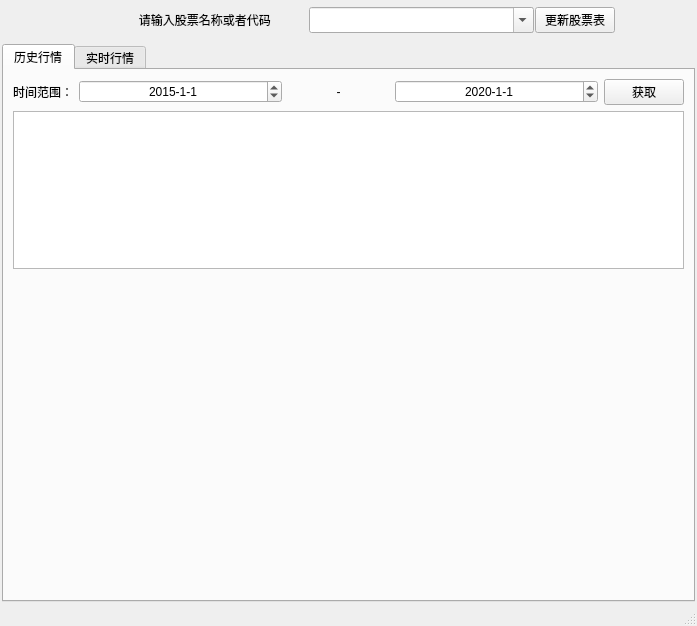
Before: the Qt Designer form ui/main.ui in HeroZ6/haiwaitest_tool, drawn with Qt 5.
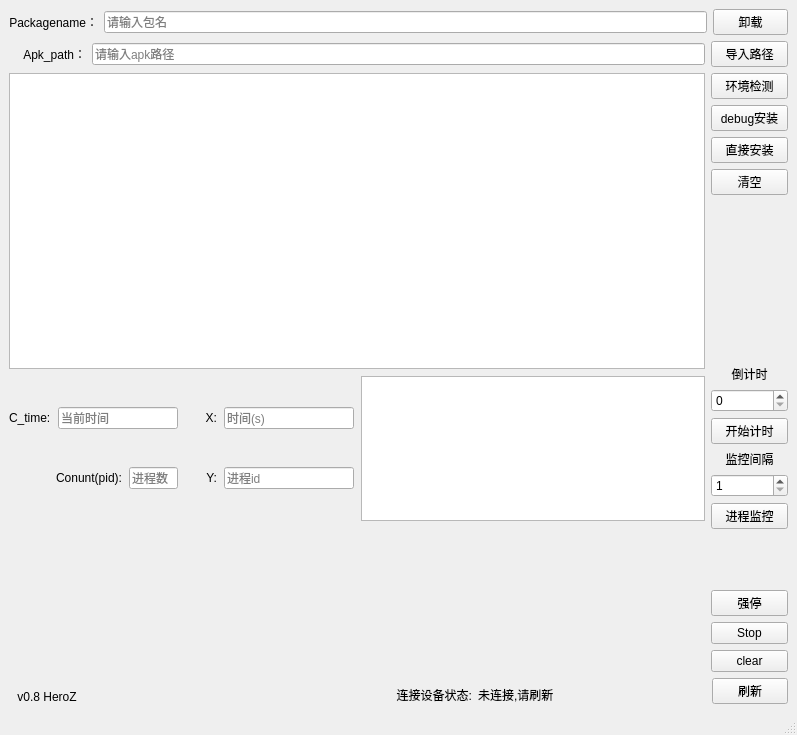
After: the same form once the commit is applied. Custom widgets are drawn as their Qt base class.

Commit message: 1、主进程和ui文件更名

What changed in the file:
```diff
--- a/ui/main.ui
+++ b/ui/main.ui
@@ -6,223 +6,255 @@
    <rect>
     <x>0</x>
     <y>0</y>
-    <width>697</width>
-    <height>626</height>
+    <width>797</width>
+    <height>735</height>
    </rect>
   </property>
   <property name="windowTitle">
    <string>MainWindow</string>
   </property>
-  <property name="autoFillBackground">
-   <bool>false</bool>
-  </property>
   <widget class="QWidget" name="centralwidget">
-   <layout class="QHBoxLayout" name="horizontalLayout">
-    <property name="spacing">
-     <number>1</number>
-    </property>
-    <property name="leftMargin">
-     <number>2</number>
-    </property>
-    <property name="topMargin">
-     <number>2</number>
-    </property>
-    <property name="rightMargin">
-     <number>2</number>
-    </property>
-    <property name="bottomMargin">
-     <number>2</number>
-    </property>
+   <layout class="QHBoxLayout" name="horizontalLayout" stretch="0">
     <item>
-     <layout class="QVBoxLayout" name="verticalLayout_2" stretch="0,0">
+     <layout class="QVBoxLayout" name="outer_all" stretch="0,0,0,0">
       <item>
-       <layout class="QHBoxLayout" name="horizontalLayout_2">
-        <property name="leftMargin">
-         <number>80</number>
-        </property>
-        <property name="topMargin">
-         <number>5</number>
-        </property>
-        <property name="rightMargin">
-         <number>80</number>
-        </property>
-        <property name="bottomMargin">
-         <number>10</number>
-        </property>
+       <layout class="QHBoxLayout" name="package_2" stretch="1,8,1">
         <item>
          <widget class="QLabel" name="label">
-          <property name="sizePolicy">
-           <sizepolicy hsizetype="Preferred" vsizetype="Preferred">
-            <horstretch>2</horstretch>
-            <verstretch>0</verstretch>
-           </sizepolicy>
-          </property>
           <property name="text">
-           <string>      请输入股票名称或者代码</string>
+           <string>Packagename：</string>
           </property>
           <property name="alignment">
-           <set>Qt::AlignCenter</set>
+           <set>Qt::AlignRight|Qt::AlignTrailing|Qt::AlignVCenter</set>
           </property>
          </widget>
         </item>
         <item>
-         <widget class="QComboBox" name="stockListBox">
+         <widget class="QLineEdit" name="packname_input">
+          <property name="placeholderText">
+           <string>请输入包名</string>
+          </property>
+         </widget>
+        </item>
+        <item>
+         <widget class="QPushButton" name="uninstall_bt">
           <property name="sizePolicy">
-           <sizepolicy hsizetype="Preferred" vsizetype="Preferred">
-            <horstretch>2</horstretch>
+           <sizepolicy hsizetype="Ignored" vsizetype="Fixed">
+            <horstretch>0</horstretch>
             <verstretch>0</verstretch>
            </sizepolicy>
           </property>
-          <property name="minimumSize">
-           <size>
-            <width>0</width>
-            <height>0</height>
-           </size>
+          <property name="text">
+           <string>卸载</string>
           </property>
-          <property name="editable">
-           <bool>true</bool>
+         </widget>
+        </item>
+       </layout>
+      </item>
+      <item>
+       <layout class="QHBoxLayout" name="path" stretch="1,8,1">
+        <item>
+         <widget class="QLabel" name="label_2">
+          <property name="text">
+           <string>Apk_path：</string>
           </property>
+          <property name="alignment">
+           <set>Qt::AlignRight|Qt::AlignTrailing|Qt::AlignVCenter</set>
+          </property>
          </widget>
         </item>
         <item>
-         <widget class="QPushButton" name="updateStockListButton">
+         <widget class="QLineEdit" name="apk_path">
+          <property name="placeholderText">
+           <string>请输入apk路径</string>
+          </property>
+         </widget>
+        </item>
+        <item>
+         <widget class="QPushButton" name="auto_getpath">
+          <property name="sizePolicy">
+           <sizepolicy hsizetype="Ignored" vsizetype="Fixed">
+            <horstretch>0</horstretch>
+            <verstretch>0</verstretch>
+           </sizepolicy>
+          </property>
           <property name="text">
-           <string>更新股票表</string>
+           <string>导入路径</string>
           </property>
          </widget>
         </item>
        </layout>
       </item>
       <item>
-       <widget class="QTabWidget" name="tabWidget">
-        <property name="sizePolicy">
-         <sizepolicy hsizetype="Preferred" vsizetype="Expanding">
-          <horstretch>0</horstretch>
-          <verstretch>0</verstretch>
-         </sizepolicy>
-        </property>
-        <property name="currentIndex">
-         <number>0</number>
-        </property>
-        <widget class="QWidget" name="tab">
-         <attribute name="title">
-          <string>历史行情</string>
-         </attribute>
-         <layout class="QVBoxLayout" name="verticalLayout_5">
+       <layout class="QHBoxLayout" name="outerui_1" stretch="9,1">
+        <item>
+         <layout class="QVBoxLayout" name="out_ui" stretch="1,1">
+          <property name="spacing">
+           <number>7</number>
+          </property>
+          <property name="rightMargin">
+           <number>0</number>
+          </property>
           <item>
-           <layout class="QVBoxLayout" name="verticalLayout_3">
+           <widget class="QPlainTextEdit" name="result_label">
+            <property name="sizePolicy">
+             <sizepolicy hsizetype="Ignored" vsizetype="Expanding">
+              <horstretch>0</horstretch>
+              <verstretch>1</verstretch>
+             </sizepolicy>
+            </property>
+           </widget>
+          </item>
+          <item>
+           <layout class="QVBoxLayout" name="plot_layout" stretch="1,1">
             <item>
-             <layout class="QHBoxLayout" name="horizontalLayout_3">
+             <layout class="QHBoxLayout" name="plot_layin" stretch="1,1">
               <item>
-               <widget class="QLabel" name="label_3">
-                <property name="text">
-                 <string>时间范围：</string>
-                </property>
-               </widget>
+               <layout class="QHBoxLayout" name="out_v" stretch="1,1">
+                <item>
+                 <layout class="QVBoxLayout" name="in_h2">
+                  <item>
+                   <layout class="QHBoxLayout" name="ime_in" stretch="2,8">
+                    <item>
+                     <widget class="QLabel" name="label_3">
+                      <property name="text">
+                       <string>C_time:</string>
+                      </property>
+                     </widget>
+                    </item>
+                    <item>
+                     <widget class="QLineEdit" name="time_line">
+                      <property name="sizePolicy">
+                       <sizepolicy hsizetype="Ignored" vsizetype="Fixed">
+                        <horstretch>0</horstretch>
+                        <verstretch>0</verstretch>
+                       </sizepolicy>
+                      </property>
+                      <property name="placeholderText">
+                       <string>当前时间</string>
+                      </property>
+                     </widget>
+                    </item>
+                   </layout>
+                  </item>
+                  <item>
+                   <layout class="QHBoxLayout" name="horizontalLayout_3" stretch="7,3">
+                    <item>
+                     <widget class="QLabel" name="label_4">
+                      <property name="sizePolicy">
+                       <sizepolicy hsizetype="Ignored" vsizetype="Preferred">
+                        <horstretch>0</horstretch>
+                        <verstretch>0</verstretch>
+                       </sizepolicy>
+                      </property>
+                      <property name="text">
+                       <string>Conunt(pid):</string>
+                      </property>
+                      <property name="alignment">
+                       <set>Qt::AlignRight|Qt::AlignTrailing|Qt::AlignVCenter</set>
+                      </property>
+                     </widget>
+                    </item>
+                    <item>
+                     <widget class="QLineEdit" name="pid_count">
+                      <property name="sizePolicy">
+                       <sizepolicy hsizetype="Ignored" vsizetype="Fixed">
+                        <horstretch>0</horstretch>
+                        <verstretch>0</verstretch>
+                       </sizepolicy>
+                      </property>
+                      <property name="placeholderText">
+                       <string>进程数</string>
+                      </property>
+                     </widget>
+                    </item>
+                   </layout>
+                  </item>
+                 </layout>
+                </item>
+                <item>
+                 <layout class="QVBoxLayout" name="in_h1">
+                  <item>
+                   <layout class="QHBoxLayout" name="X_value" stretch="2,8">
+                    <item>
+                     <widget class="QLabel" name="X">
+                      <property name="sizePolicy">
+                       <sizepolicy hsizetype="Ignored" vsizetype="Preferred">
+                        <horstretch>0</horstretch>
+                        <verstretch>0</verstretch>
+                       </sizepolicy>
+                      </property>
+                      <property name="text">
+                       <string>X:</string>
+                      </property>
+                      <property name="alignment">
+                       <set>Qt::AlignRight|Qt::AlignTrailing|Qt::AlignVCenter</set>
+                      </property>
+                     </widget>
+                    </item>
+                    <item>
+                     <widget class="QLineEdit" name="X_line">
+                      <property name="sizePolicy">
+                       <sizepolicy hsizetype="Ignored" vsizetype="Fixed">
+                        <horstretch>0</horstretch>
+                        <verstretch>0</verstretch>
+                       </sizepolicy>
+                      </property>
+                      <property name="placeholderText">
+                       <string>时间(s)</string>
+                      </property>
+                     </widget>
+                    </item>
+                   </layout>
+                  </item>
+                  <item>
+                   <layout class="QHBoxLayout" name="Y_value" stretch="2,8">
+                    <item>
+                     <widget class="QLabel" name="Y">
+                      <property name="sizePolicy">
+                       <sizepolicy hsizetype="Ignored" vsizetype="Preferred">
+                        <horstretch>0</horstretch>
+                        <verstretch>0</verstretch>
+                       </sizepolicy>
+                      </property>
+                      <property name="text">
+                       <string>Y:</string>
+                      </property>
+                      <property name="alignment">
+                       <set>Qt::AlignRight|Qt::AlignTrailing|Qt::AlignVCenter</set>
+                      </property>
+                     </widget>
+                    </item>
+                    <item>
+                     <widget class="QLineEdit" name="Y_line">
+                      <property name="sizePolicy">
+                       <sizepolicy hsizetype="Ignored" vsizetype="Fixed">
+                        <horstretch>0</horstretch>
+                        <verstretch>0</verstretch>
+                       </sizepolicy>
+                      </property>
+                      <property name="placeholderText">
+                       <string>进程id</string>
+                      </property>
+                     </widget>
+                    </item>
+                   </layout>
+                  </item>
+                 </layout>
+                </item>
+               </layout>
               </item>
               <item>
-               <widget class="QDateEdit" name="startDateEdit">
-                <property name="sizePolicy">
-                 <sizepolicy hsizetype="Minimum" vsizetype="Fixed">
-                  <horstretch>2</horstretch>
-                  <verstretch>0</verstretch>
-                 </sizepolicy>
-                </property>
-                <property name="alignment">
-                 <set>Qt::AlignCenter</set>
-                </property>
-                <property name="dateTime">
-                 <datetime>
-                  <hour>0</hour>
-                  <minute>0</minute>
-                  <second>0</second>
-                  <year>2015</year>
-                  <month>1</month>
-                  <day>1</day>
-                 </datetime>
-                </property>
-                <property name="displayFormat">
-                 <string>yyyy-M-d</string>
-                </property>
-               </widget>
-              </item>
-              <item>
-               <widget class="QLabel" name="label_2">
-                <property name="sizePolicy">
-                 <sizepolicy hsizetype="Preferred" vsizetype="Preferred">
-                  <horstretch>1</horstretch>
-                  <verstretch>0</verstretch>
-                 </sizepolicy>
-                </property>
-                <property name="text">
-                 <string>-</string>
-                </property>
-                <property name="alignment">
-                 <set>Qt::AlignCenter</set>
-                </property>
-               </widget>
-              </item>
-              <item>
-               <widget class="QDateEdit" name="endDateEdit">
-                <property name="sizePolicy">
-                 <sizepolicy hsizetype="Minimum" vsizetype="Fixed">
-                  <horstretch>2</horstretch>
-                  <verstretch>0</verstretch>
-                 </sizepolicy>
-                </property>
-                <property name="alignment">
-                 <set>Qt::AlignCenter</set>
-                </property>
-                <property name="dateTime">
-                 <datetime>
-                  <hour>0</hour>
-                  <minute>0</minute>
-                  <second>0</second>
-                  <year>2020</year>
-                  <month>1</month>
-                  <day>1</day>
-                 </datetime>
-                </property>
-                <property name="displayFormat">
-                 <string>yyyy-M-d</string>
-                </property>
-               </widget>
-              </item>
-              <item>
-               <widget class="QPushButton" name="getHistoryInfoButton">
-                <property name="sizePolicy">
-                 <sizepolicy hsizetype="Maximum" vsizetype="Fixed">
-                  <horstretch>0</horstretch>
-                  <verstretch>0</verstretch>
-                 </sizepolicy>
-                </property>
-                <property name="text">
-                 <string>获取</string>
-                </property>
-               </widget>
+               <widget class="QPlainTextEdit" name="proce_result"/>
               </item>
              </layout>
             </item>
-           </layout>
-          </item>
-          <item>
-           <layout class="QVBoxLayout" name="verticalLayout_6">
-            <item>
-             <widget class="QTextBrowser" name="historyInfoBrowser">
-              <property name="sizePolicy">
-               <sizepolicy hsizetype="Expanding" vsizetype="Expanding">
-                <horstretch>0</horstretch>
-                <verstretch>1</verstretch>
-               </sizepolicy>
-              </property>
-             </widget>
-            </item>
             <item>
              <widget class="PlotWidget" name="historyPlot" native="true">
               <property name="sizePolicy">
-               <sizepolicy hsizetype="Preferred" vsizetype="Preferred">
+               <sizepolicy hsizetype="Ignored" vsizetype="Preferred">
                 <horstretch>0</horstretch>
-                <verstretch>2</verstretch>
+                <verstretch>1</verstretch>
                </sizepolicy>
               </property>
              </widget>
@@ -230,13 +262,290 @@
            </layout>
           </item>
          </layout>
-        </widget>
-        <widget class="QWidget" name="tab_2">
-         <attribute name="title">
-          <string>实时行情</string>
-         </attribute>
-        </widget>
-       </widget>
+        </item>
+        <item>
+         <layout class="QVBoxLayout" name="button_ui" stretch="1,3,1,1,1">
+          <item>
+           <layout class="QVBoxLayout" name="num_in2">
+            <item>
+             <widget class="QPushButton" name="env_button">
+              <property name="sizePolicy">
+               <sizepolicy hsizetype="Ignored" vsizetype="Fixed">
+                <horstretch>0</horstretch>
+                <verstretch>0</verstretch>
+               </sizepolicy>
+              </property>
+              <property name="text">
+               <string>环境检测</string>
+              </property>
+             </widget>
+            </item>
+            <item>
+             <widget class="QPushButton" name="debug_install">
+              <property name="sizePolicy">
+               <sizepolicy hsizetype="Ignored" vsizetype="Fixed">
+                <horstretch>0</horstretch>
+                <verstretch>0</verstretch>
+               </sizepolicy>
+              </property>
+              <property name="text">
+               <string>debug安装</string>
+              </property>
+             </widget>
+            </item>
+            <item>
+             <widget class="QPushButton" name="common_install">
+              <property name="sizePolicy">
+               <sizepolicy hsizetype="Ignored" vsizetype="Fixed">
+                <horstretch>0</horstretch>
+                <verstretch>0</verstretch>
+               </sizepolicy>
+              </property>
+              <property name="text">
+               <string>直接安装</string>
+              </property>
+             </widget>
+            </item>
+            <item>
+             <widget class="QPushButton" name="clear_button">
+              <property name="sizePolicy">
+               <sizepolicy hsizetype="Ignored" vsizetype="Fixed">
+                <horstretch>0</horstretch>
+                <verstretch>0</verstretch>
+               </sizepolicy>
+              </property>
+              <property name="text">
+               <string>清空</string>
+              </property>
+             </widget>
+            </item>
+           </layout>
+          </item>
+          <item>
+           <spacer name="verticalSpacer">
+            <property name="orientation">
+             <enum>Qt::Vertical</enum>
+            </property>
+            <property name="sizeType">
+             <enum>QSizePolicy::Ignored</enum>
+            </property>
+            <property name="sizeHint" stdset="0">
+             <size>
+              <width>20</width>
+              <height>40</height>
+             </size>
+            </property>
+           </spacer>
+          </item>
+          <item>
+           <layout class="QVBoxLayout" name="num_in" stretch="1,1,1,1,1,0">
+            <item>
+             <widget class="QLabel" name="label_6">
+              <property name="sizePolicy">
+               <sizepolicy hsizetype="Preferred" vsizetype="Fixed">
+                <horstretch>0</horstretch>
+                <verstretch>0</verstretch>
+               </sizepolicy>
+              </property>
+              <property name="text">
+               <string>倒计时</string>
+              </property>
+              <property name="alignment">
+               <set>Qt::AlignBottom|Qt::AlignHCenter</set>
+              </property>
+             </widget>
+            </item>
+            <item>
+             <widget class="QSpinBox" name="down_num">
+              <property name="sizePolicy">
+               <sizepolicy hsizetype="Minimum" vsizetype="Fixed">
+                <horstretch>0</horstretch>
+                <verstretch>0</verstretch>
+               </sizepolicy>
+              </property>
+              <property name="minimum">
+               <number>0</number>
+              </property>
+             </widget>
+            </item>
+            <item>
+             <widget class="QPushButton" name="start_time">
+              <property name="sizePolicy">
+               <sizepolicy hsizetype="Ignored" vsizetype="Fixed">
+                <horstretch>0</horstretch>
+                <verstretch>0</verstretch>
+               </sizepolicy>
+              </property>
+              <property name="text">
+               <string>开始计时</string>
+              </property>
+             </widget>
+            </item>
+            <item>
+             <widget class="QLabel" name="label_5">
+              <property name="sizePolicy">
+               <sizepolicy hsizetype="Preferred" vsizetype="Fixed">
+                <horstretch>0</horstretch>
+                <verstretch>0</verstretch>
+               </sizepolicy>
+              </property>
+              <property name="text">
+               <string>监控间隔</string>
+              </property>
+              <property name="alignment">
+               <set>Qt::AlignCenter</set>
+              </property>
+             </widget>
+            </item>
+            <item>
+             <widget class="QSpinBox" name="interval">
+              <property name="sizePolicy">
+               <sizepolicy hsizetype="Minimum" vsizetype="Fixed">
+                <horstretch>0</horstretch>
+                <verstretch>0</verstretch>
+               </sizepolicy>
+              </property>
+              <property name="minimum">
+               <number>1</number>
+              </property>
+             </widget>
+            </item>
+            <item>
+             <widget class="QPushButton" name="process_start">
+              <property name="sizePolicy">
+               <sizepolicy hsizetype="Ignored" vsizetype="Fixed">
+                <horstretch>0</horstretch>
+                <verstretch>0</verstretch>
+               </sizepolicy>
+              </property>
+              <property name="text">
+               <string>进程监控</string>
+              </property>
+             </widget>
+            </item>
+           </layout>
+          </item>
+          <item>
+           <spacer name="verticalSpacer_2">
+            <property name="orientation">
+             <enum>Qt::Vertical</enum>
+            </property>
+            <property name="sizeHint" stdset="0">
+             <size>
+              <width>20</width>
+              <height>40</height>
+             </size>
+            </property>
+           </spacer>
+          </item>
+          <item>
+           <layout class="QVBoxLayout" name="num_3" stretch="0,0,0">
+            <item>
+             <widget class="QPushButton" name="force_stop">
+              <property name="sizePolicy">
+               <sizepolicy hsizetype="Ignored" vsizetype="Fixed">
+                <horstretch>0</horstretch>
+                <verstretch>0</verstretch>
+               </sizepolicy>
+              </property>
+              <property name="text">
+               <string>强停</string>
+              </property>
+             </widget>
+            </item>
+            <item>
+             <widget class="QPushButton" name="stop_button">
+              <property name="sizePolicy">
+               <sizepolicy hsizetype="Ignored" vsizetype="Fixed">
+                <horstretch>0</horstretch>
+                <verstretch>0</verstretch>
+               </sizepolicy>
+              </property>
+              <property name="text">
+               <string>Stop</string>
+              </property>
+             </widget>
+            </item>
+            <item>
+             <widget class="QPushButton" name="process_clear">
+              <property name="sizePolicy">
+               <sizepolicy hsizetype="Ignored" vsizetype="Fixed">
+                <horstretch>0</horstretch>
+                <verstretch>1</verstretch>
+               </sizepolicy>
+              </property>
+              <property name="text">
+               <string>clear</string>
+              </property>
+             </widget>
+            </item>
+           </layout>
+          </item>
+         </layout>
+        </item>
+       </layout>
+      </item>
+      <item>
+       <layout class="QHBoxLayout" name="bottom_tip" stretch="1,5,3,1">
+        <item>
+         <widget class="QLabel" name="version">
+          <property name="text">
+           <string>v0.8 HeroZ</string>
+          </property>
+          <property name="alignment">
+           <set>Qt::AlignBottom|Qt::AlignHCenter</set>
+          </property>
+         </widget>
+        </item>
+        <item>
+         <widget class="QLabel" name="device_tip">
+          <property name="text">
+           <string>连接设备状态:</string>
+          </property>
+          <property name="textFormat">
+           <enum>Qt::RichText</enum>
+          </property>
+          <property name="alignment">
+           <set>Qt::AlignBottom|Qt::AlignRight|Qt::AlignTrailing</set>
+          </property>
+         </widget>
+        </item>
+        <item>
+         <widget class="QLabel" name="device_info">
+          <property name="text">
+           <string>未连接,请刷新</string>
+          </property>
+          <property name="textFormat">
+           <enum>Qt::RichText</enum>
+          </property>
+          <property name="alignment">
+           <set>Qt::AlignBottom|Qt::AlignLeading|Qt::AlignLeft</set>
+          </property>
+          <property name="wordWrap">
+           <bool>false</bool>
+          </property>
+          <property name="margin">
+           <number>0</number>
+          </property>
+          <property name="buddy">
+           <cstring></cstring>
+          </property>
+         </widget>
+        </item>
+        <item>
+         <widget class="QPushButton" name="refresh">
+          <property name="sizePolicy">
+           <sizepolicy hsizetype="Ignored" vsizetype="Fixed">
+            <horstretch>0</horstretch>
+            <verstretch>0</verstretch>
+           </sizepolicy>
+          </property>
+          <property name="text">
+           <string>刷新</string>
+          </property>
+         </widget>
+        </item>
+       </layout>
       </item>
      </layout>
     </item>
```
Left out of the diff: 11 changed lines with no effect on the pictures. The commit also changes 4 other files.
